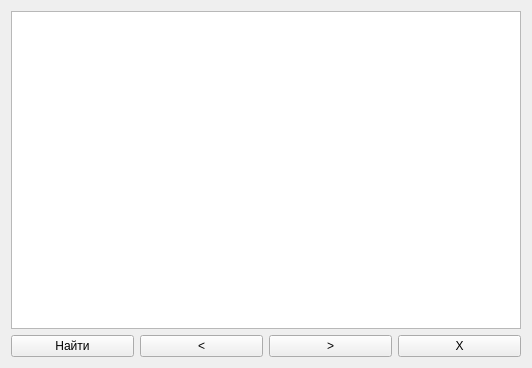
The window that m_cfg/unitfinder.ui (xXRadioHeadXx/start7) describes before a commit, drawn with Qt 5.
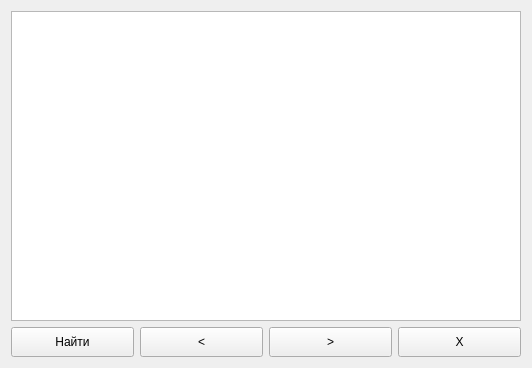
The same window after the commit.

What changed in the file:
```diff
--- a/m_cfg/unitfinder.ui
+++ b/m_cfg/unitfinder.ui
@@ -25,6 +25,12 @@
     <layout class="QHBoxLayout" name="horizontalLayout">
      <item>
       <widget class="QPushButton" name="pushButton">
+       <property name="minimumSize">
+        <size>
+         <width>30</width>
+         <height>30</height>
+        </size>
+       </property>
        <property name="text">
         <string>Найти</string>
        </property>
@@ -32,6 +38,12 @@
      </item>
      <item>
       <widget class="QPushButton" name="prev_button">
+       <property name="minimumSize">
+        <size>
+         <width>0</width>
+         <height>30</height>
+        </size>
+       </property>
        <property name="text">
         <string>&lt;</string>
        </property>
@@ -39,6 +51,12 @@
      </item>
      <item>
       <widget class="QPushButton" name="next_button">
+       <property name="minimumSize">
+        <size>
+         <width>0</width>
+         <height>30</height>
+        </size>
+       </property>
        <property name="text">
         <string>&gt;</string>
        </property>
@@ -46,6 +64,12 @@
      </item>
      <item>
       <widget class="QPushButton" name="pushButton_4">
+       <property name="minimumSize">
+        <size>
+         <width>0</width>
+         <height>30</height>
+        </size>
+       </property>
        <property name="text">
         <string>X</string>
        </property>
```
